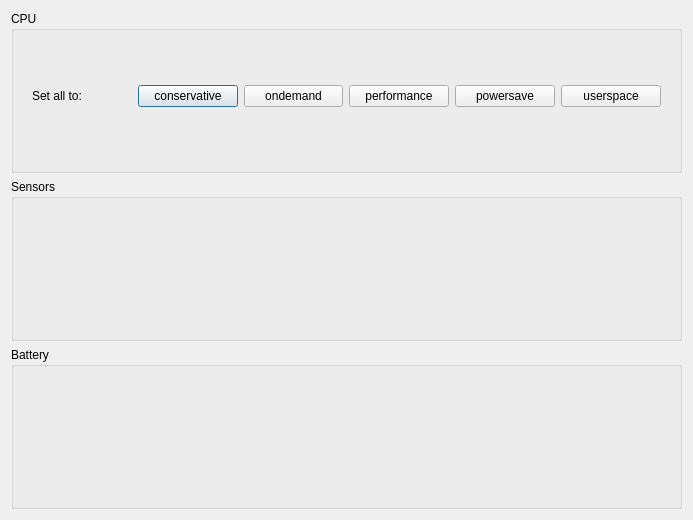
Before: the Qt Designer form forms/thinkgui.ui in krzemin/thinkgui, drawn with Qt 5.
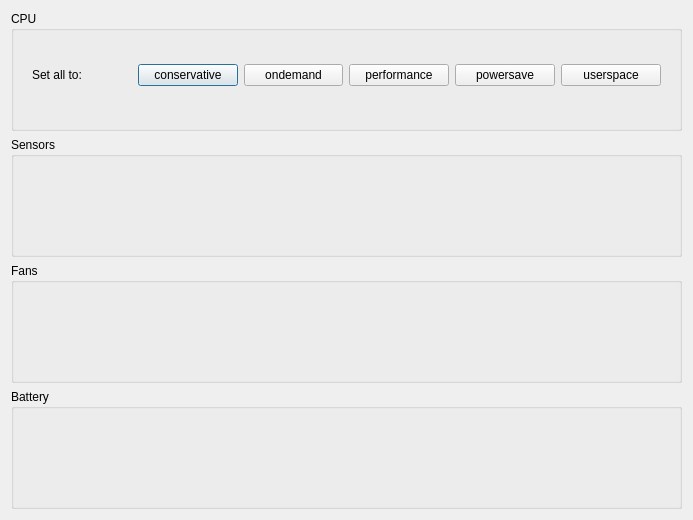
After: the same form once the commit is applied. Icons and pictures are not drawn.

Patch:
```diff
--- a/forms/thinkgui.ui
+++ b/forms/thinkgui.ui
@@ -89,12 +89,20 @@
      <layout class="QVBoxLayout" name="verticalLayout_3"/>
     </widget>
    </item>
+   <item>
+    <widget class="QGroupBox" name="fansGroupBox">
+     <property name="title">
+      <string>Fans</string>
+     </property>
+     <layout class="QVBoxLayout" name="verticalLayout_4"/>
+    </widget>
+   </item>
    <item>
     <widget class="QGroupBox" name="batteryGroupBox">
      <property name="title">
       <string>Battery</string>
      </property>
-     <layout class="QVBoxLayout" name="verticalLayout_4"/>
+     <layout class="QVBoxLayout" name="verticalLayout_5"/>
     </widget>
    </item>
   </layout>
```
